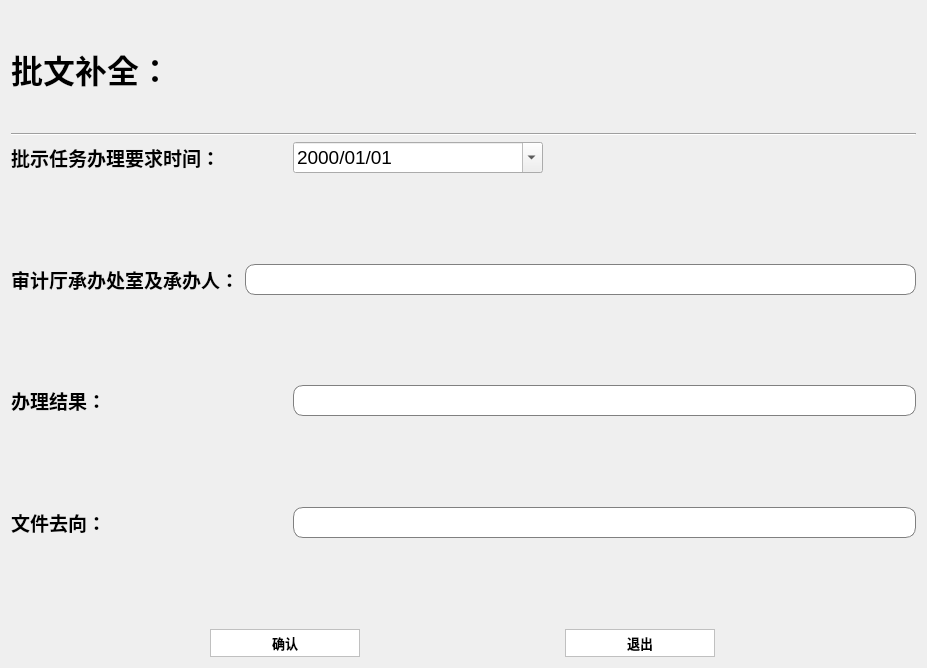
Before: the Qt Designer form ui_dir/corfilebq.ui in wind-sword/Audit, drawn with Qt 5.
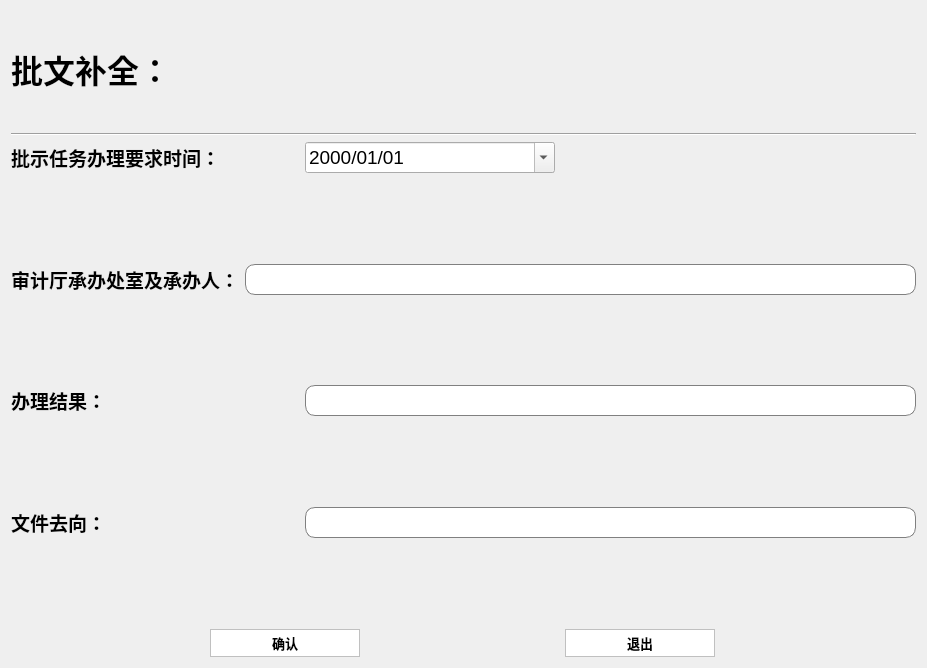
After: the same form once the commit is applied.

Patch:
```diff
--- a/ui_dir/corfilebq.ui
+++ b/ui_dir/corfilebq.ui
@@ -91,7 +91,7 @@
        </property>
        <property name="minimumSize">
         <size>
-         <width>276</width>
+         <width>288</width>
          <height>0</height>
         </size>
        </property>
@@ -175,7 +175,7 @@
        </property>
        <property name="minimumSize">
         <size>
-         <width>276</width>
+         <width>288</width>
          <height>0</height>
         </size>
        </property>
@@ -214,7 +214,7 @@
        </property>
        <property name="minimumSize">
         <size>
-         <width>276</width>
+         <width>288</width>
          <height>0</height>
         </size>
        </property>
```
